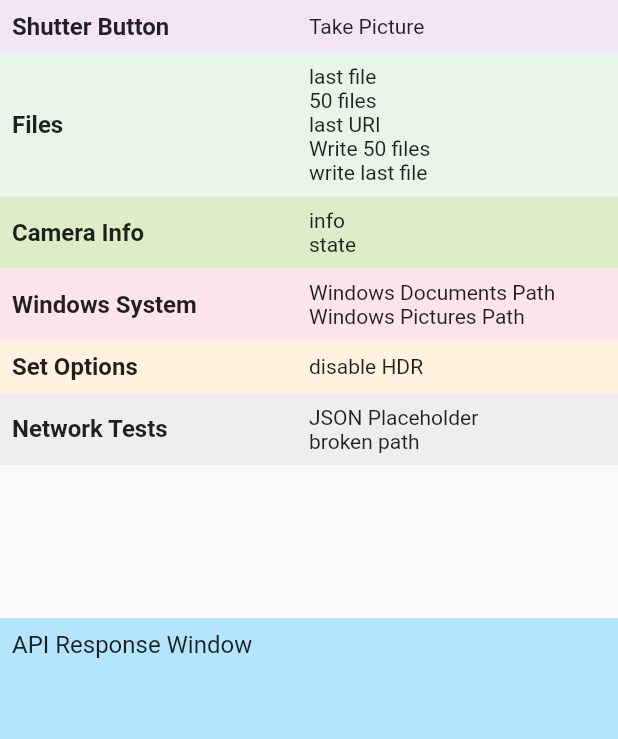
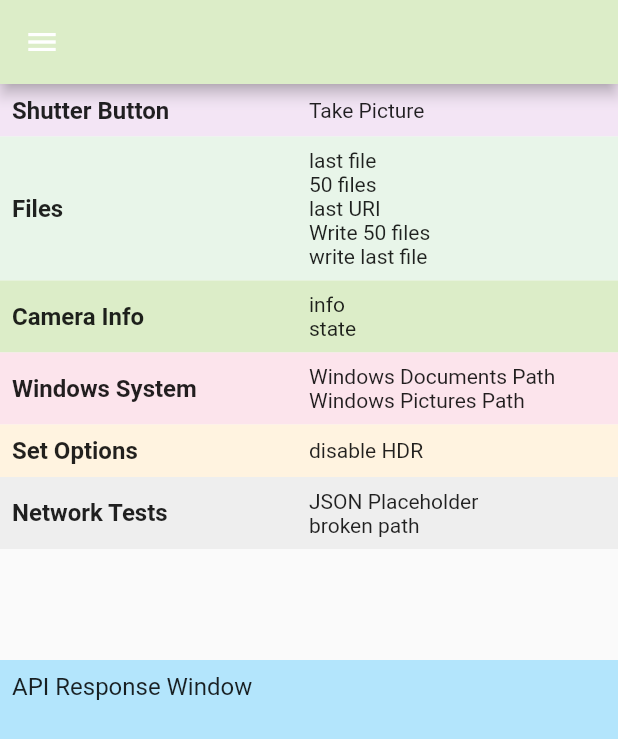
Before and after one commit to codetricity/custom_dart_package_tutorial, a Flutter app: the screen it shows after launch, on a phone screen of 412 x 824 dp. Shown: the top 739 px of the screen. Run offline on Flutter 3.47's test engine with Material 2 defaults, Android fonts, the phone set to English and light mode, and no system bars.

Commit message:
added thumnail screen

```diff
--- a/lib/gui_sections/home_screen.dart
+++ b/lib/gui_sections/home_screen.dart
@@ -1,11 +1,31 @@
 import 'package:flutter/material.dart';
 import 'package:theta_api_intro_tutorial/gui_sections/response_window.dart';
+import 'package:theta_api_intro_tutorial/notifiers/response_notifier.dart';
+import 'package:theta_connection/theta_connection.dart';
 import 'button_window.dart';
+import 'package:provider/provider.dart';
 
 class HomeScreen extends StatelessWidget {
   @override
   Widget build(BuildContext context) {
     return Scaffold(
+      appBar: AppBar(
+        backgroundColor: Colors.lightGreen[100],
+      ),
+      drawer: Drawer(
+        child: ListView(
+          children: [
+            ListTile(
+              title: Text('thumbs'),
+              onTap: () async {
+                var thumbList = await getThumbFifty();
+                context.read<ResponseNotifier>().updateThumbList(thumbList);
+                Navigator.pushNamed(context, '/thumb');
+              },
+            )
+          ],
+        ),
+      ),
       body: Center(
         child: Column(
           children: [
--- a/lib/main.dart
+++ b/lib/main.dart
@@ -1,6 +1,7 @@
 import 'package:flutter/material.dart';
 import 'package:theta_api_intro_tutorial/gui_sections/home_screen.dart';
 import 'package:provider/provider.dart';
+import 'package:theta_api_intro_tutorial/gui_sections/thumb_screen.dart';
 import 'package:theta_api_intro_tutorial/notifiers/response_notifier.dart';
 
 void main() {
@@ -17,7 +18,11 @@ class MyApp extends StatelessWidget {
   Widget build(BuildContext context) {
     return MaterialApp(
       debugShowCheckedModeBanner: false,
-      home: HomeScreen(),
+      routes: {
+        '/': (context) => HomeScreen(),
+        '/thumb': (context) => ThumbScreen()
+      },
+      initialRoute: '/',
     );
   }
 }
--- a/lib/notifiers/response_notifier.dart
+++ b/lib/notifiers/response_notifier.dart
@@ -1,3 +1,5 @@
+import 'dart:typed_data';
+
 import 'package:flutter/material.dart';
 
 class ResponseNotifier extends ChangeNotifier {
@@ -7,4 +9,12 @@ class ResponseNotifier extends ChangeNotifier {
     _responseWindowText = responseWindowText;
     notifyListeners();
   }
+
+  // list of thumbnails
+  List<Uint8List> _thumbList = [];
+  List<Uint8List> get thumbList => _thumbList;
+  void updateThumbList(thumbList) {
+    _thumbList = thumbList;
+    notifyListeners();
+  }
 }
--- a/packages/theta_connection/lib/theta_connection.dart
+++ b/packages/theta_connection/lib/theta_connection.dart
@@ -2,6 +2,8 @@ library theta_connection;
 
 import 'dart:convert';
 import 'dart:io';
+import 'dart:typed_data';
+import 'package:flutter/services.dart';
 import 'package:http/http.dart' as http;
 import 'package:theta_connection/commands/get_pictures_path.dart';
 
@@ -26,6 +28,7 @@ part 'commands/list_files_fifty.dart';
 part 'commands/list_url_last.dart';
 part 'commands/write_file_fifty.dart';
 part 'commands/write_last_file.dart';
+part 'commands/get_thumb_fifty.dart';
 
 // options
 part 'setOptions/disable_hdr.dart';
```
Also changed, not shown: lib/gui_sections/thumb_screen.dart (added, +22 -0 lines), packages/theta_connection/lib/commands/get_thumb_fifty.dart (added, +28 -0 lines).
